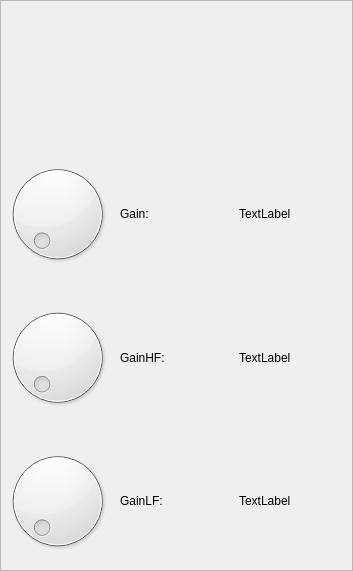
Qt form form/occlusionfilterpanel.ui (Achestnuts/3D_audio) before a commit.
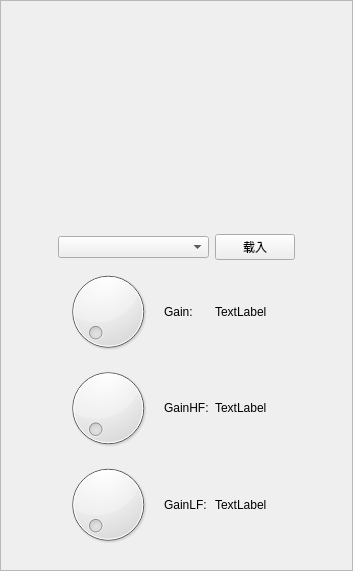
The same form after that commit. Custom widgets are drawn as their Qt base class.

The edit to the form file:
```diff
--- a/form/occlusionfilterpanel.ui
+++ b/form/occlusionfilterpanel.ui
@@ -56,60 +56,182 @@
        <property name="bottomMargin">
         <number>0</number>
        </property>
-       <item row="0" column="0" colspan="3">
-        <widget class="WaveformWidget" name="waveformWidget" native="true"/>
-       </item>
-       <item row="1" column="0">
-        <widget class="QDial" name="knobGain"/>
-       </item>
-       <item row="1" column="1">
-        <widget class="QLabel" name="label_2">
-         <property name="text">
-          <string>Gain:</string>
-         </property>
-        </widget>
-       </item>
-       <item row="1" column="2">
+       <item row="2" column="3">
         <widget class="QLabel" name="labelGain">
          <property name="text">
           <string>TextLabel</string>
          </property>
         </widget>
        </item>
+       <item row="4" column="1">
+        <widget class="QDial" name="knobGainLF">
+         <property name="sizePolicy">
+          <sizepolicy hsizetype="Preferred" vsizetype="Preferred">
+           <horstretch>0</horstretch>
+           <verstretch>2</verstretch>
+          </sizepolicy>
+         </property>
+        </widget>
+       </item>
        <item row="2" column="0">
-        <widget class="QDial" name="knobGainHF"/>
+        <spacer name="horizontalSpacer_2">
+         <property name="orientation">
+          <enum>Qt::Orientation::Horizontal</enum>
+         </property>
+         <property name="sizeHint" stdset="0">
+          <size>
+           <width>40</width>
+           <height>20</height>
+          </size>
+         </property>
+        </spacer>
        </item>
-       <item row="2" column="1">
+       <item row="0" column="4">
+        <spacer name="verticalSpacer_2">
+         <property name="orientation">
+          <enum>Qt::Orientation::Vertical</enum>
+         </property>
+         <property name="sizeHint" stdset="0">
+          <size>
+           <width>20</width>
+           <height>40</height>
+          </size>
+         </property>
+        </spacer>
+       </item>
+       <item row="3" column="2">
         <widget class="QLabel" name="label">
+         <property name="sizePolicy">
+          <sizepolicy hsizetype="Preferred" vsizetype="Preferred">
+           <horstretch>0</horstretch>
+           <verstretch>0</verstretch>
+          </sizepolicy>
+         </property>
          <property name="text">
           <string>GainHF:</string>
          </property>
         </widget>
        </item>
-       <item row="2" column="2">
+       <item row="3" column="3">
         <widget class="QLabel" name="labelGainHF">
          <property name="text">
           <string>TextLabel</string>
          </property>
         </widget>
        </item>
-       <item row="3" column="0">
-        <widget class="QDial" name="knobGainLF"/>
-       </item>
        <item row="3" column="1">
+        <widget class="QDial" name="knobGainHF">
+         <property name="sizePolicy">
+          <sizepolicy hsizetype="Preferred" vsizetype="Preferred">
+           <horstretch>0</horstretch>
+           <verstretch>2</verstretch>
+          </sizepolicy>
+         </property>
+        </widget>
+       </item>
+       <item row="2" column="2">
+        <widget class="QLabel" name="label_2">
+         <property name="text">
+          <string>Gain:</string>
+         </property>
+        </widget>
+       </item>
+       <item row="2" column="4">
+        <spacer name="horizontalSpacer">
+         <property name="orientation">
+          <enum>Qt::Orientation::Horizontal</enum>
+         </property>
+         <property name="sizeHint" stdset="0">
+          <size>
+           <width>40</width>
+           <height>20</height>
+          </size>
+         </property>
+        </spacer>
+       </item>
+       <item row="0" column="0">
+        <spacer name="verticalSpacer">
+         <property name="orientation">
+          <enum>Qt::Orientation::Vertical</enum>
+         </property>
+         <property name="sizeHint" stdset="0">
+          <size>
+           <width>20</width>
+           <height>40</height>
+          </size>
+         </property>
+        </spacer>
+       </item>
+       <item row="1" column="1" colspan="2">
+        <widget class="QComboBox" name="templateComboBox">
+         <property name="sizePolicy">
+          <sizepolicy hsizetype="Preferred" vsizetype="Fixed">
+           <horstretch>0</horstretch>
+           <verstretch>1</verstretch>
+          </sizepolicy>
+         </property>
+        </widget>
+       </item>
+       <item row="2" column="1">
+        <widget class="QDial" name="knobGain">
+         <property name="sizePolicy">
+          <sizepolicy hsizetype="Preferred" vsizetype="Preferred">
+           <horstretch>0</horstretch>
+           <verstretch>2</verstretch>
+          </sizepolicy>
+         </property>
+        </widget>
+       </item>
+       <item row="4" column="2">
         <widget class="QLabel" name="label_3">
          <property name="text">
           <string>GainLF:</string>
          </property>
         </widget>
        </item>
-       <item row="3" column="2">
+       <item row="4" column="3">
         <widget class="QLabel" name="labelGainLF">
          <property name="text">
           <string>TextLabel</string>
          </property>
         </widget>
        </item>
+       <item row="1" column="3">
+        <widget class="QPushButton" name="loadTemplateButton">
+         <property name="sizePolicy">
+          <sizepolicy hsizetype="Preferred" vsizetype="Fixed">
+           <horstretch>0</horstretch>
+           <verstretch>0</verstretch>
+          </sizepolicy>
+         </property>
+         <property name="text">
+          <string>载入</string>
+         </property>
+        </widget>
+       </item>
+       <item row="0" column="1" colspan="3">
+        <widget class="WaveformWidget" name="waveformWidget" native="true">
+         <property name="sizePolicy">
+          <sizepolicy hsizetype="Preferred" vsizetype="Preferred">
+           <horstretch>0</horstretch>
+           <verstretch>5</verstretch>
+          </sizepolicy>
+         </property>
+        </widget>
+       </item>
+       <item row="5" column="1">
+        <spacer name="verticalSpacer_3">
+         <property name="orientation">
+          <enum>Qt::Orientation::Vertical</enum>
+         </property>
+         <property name="sizeHint" stdset="0">
+          <size>
+           <width>20</width>
+           <height>20</height>
+          </size>
+         </property>
+        </spacer>
+       </item>
       </layout>
      </widget>
     </widget>
```
